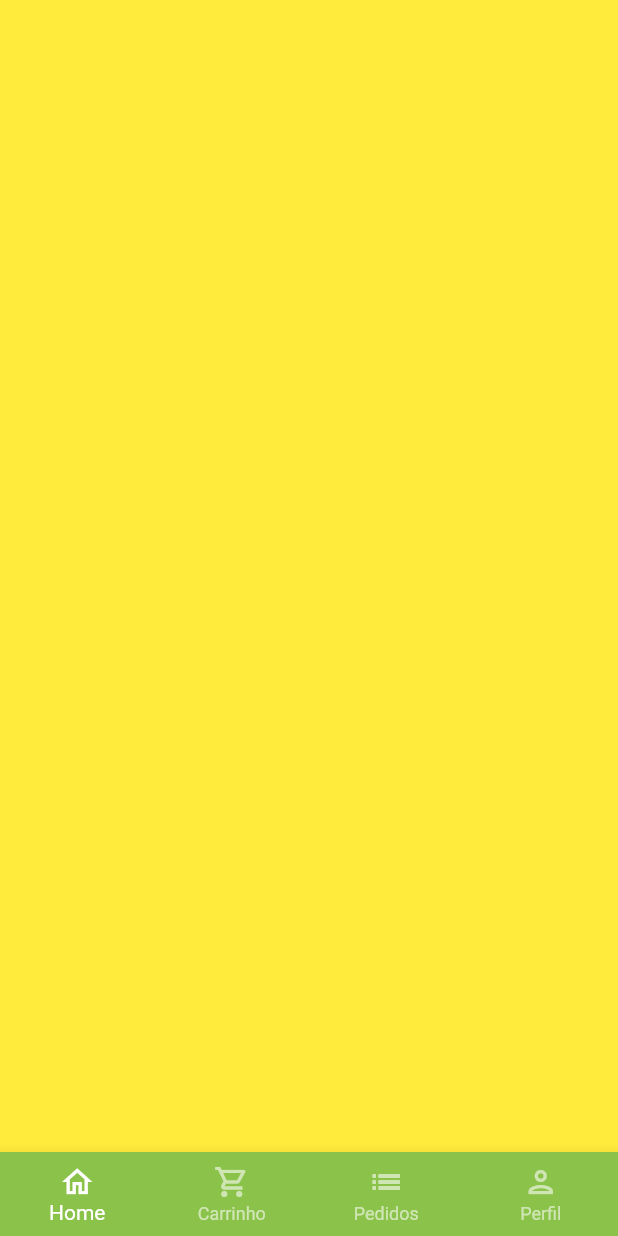
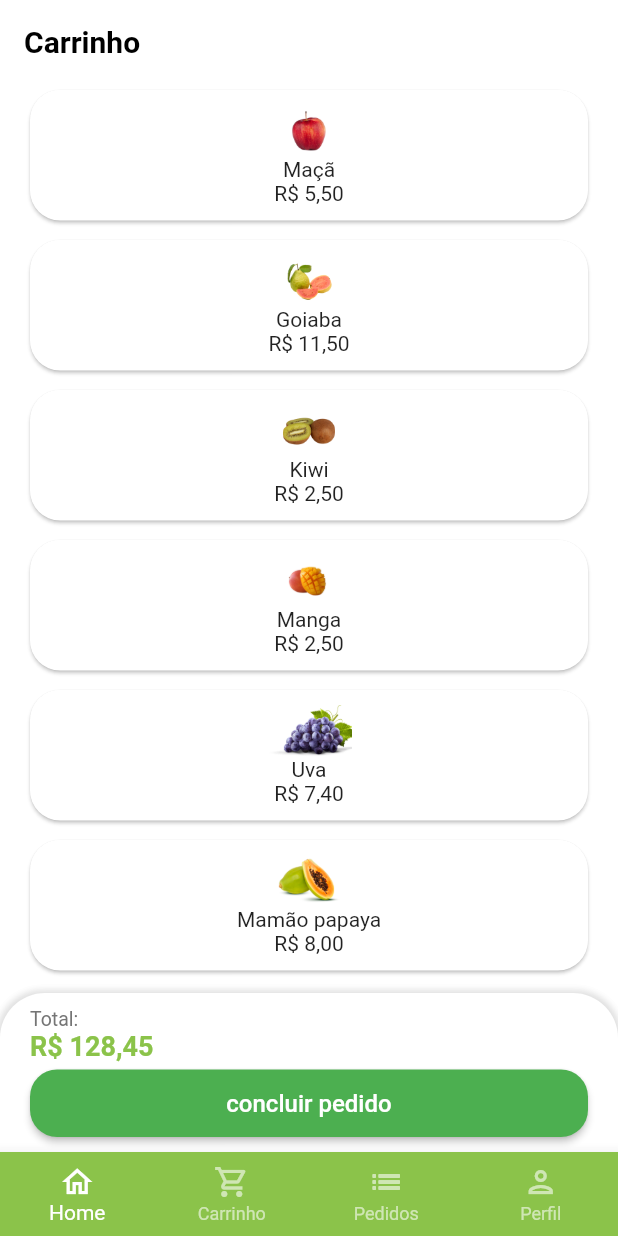
Before and after one commit to diegovilarinho/greengrocerapp, a Flutter app: the BaseScreen screen opened directly, swiped to page 2, on a phone screen of 412 x 824 dp. Run offline on Flutter 3.47's test engine with Material 2 defaults, Android fonts, the phone set to English and light mode, and no system bars; our stand-ins replace animated_text_kit, badges, mask_text_input_formatter.

Commit message:
first steps building cart view

```diff
--- a/lib/main.dart
+++ b/lib/main.dart
@@ -15,8 +15,8 @@ class MyApp extends StatelessWidget {
     return MaterialApp(
       title: 'Flutter Demo',
       theme: ThemeData(
-        primarySwatch: Colors.green,
-      ),
+          primarySwatch: Colors.green,
+          scaffoldBackgroundColor: Colors.white.withAlpha(190)),
       debugShowCheckedModeBanner: false,
       home: const SignInScreen(),
     );
--- a/lib/src/data/mock_api.dart
+++ b/lib/src/data/mock_api.dart
@@ -1,3 +1,4 @@
+import 'package:greengrocer/src/models/cart_item_model.dart';
 import 'package:greengrocer/src/models/item_model.dart';
 
 ItemModel apple = ItemModel(
@@ -73,3 +74,13 @@ List<String> categories = [
   'Cereais',
   'Laticíneos',
 ];
+
+// Cart Items List
+List<CartItemModel> cartItems = [
+  CartItemModel(item: apple, quantity: 2),
+  CartItemModel(item: guava, quantity: 1),
+  CartItemModel(item: kiwi, quantity: 6),
+  CartItemModel(item: mango, quantity: 12),
+  CartItemModel(item: grape, quantity: 21),
+  CartItemModel(item: papaya, quantity: 2),
+];
--- /dev/null
+++ b/lib/src/helpers/utils.dart
@@ -0,0 +1,8 @@
+import 'package:intl/intl.dart';
+
+class Utils {
+  String priceToCurrency(double price) {
+    NumberFormat numberFormat = NumberFormat.simpleCurrency(locale: 'pt_BR');
+    return numberFormat.format(price);
+  }
+}
--- /dev/null
+++ b/lib/src/models/cart_item_model.dart
@@ -0,0 +1,11 @@
+import 'package:greengrocer/src/models/item_model.dart';
+
+class CartItemModel {
+  ItemModel item;
+  int quantity;
+
+  CartItemModel({
+    required this.item,
+    required this.quantity,
+  });
+}
--- a/lib/src/screens/base/base_screen.dart
+++ b/lib/src/screens/base/base_screen.dart
@@ -1,5 +1,6 @@
 import 'package:flutter/material.dart';
 import 'package:greengrocer/src/config/custom_colors.dart';
+import 'package:greengrocer/src/screens/cart/cart_tab.dart';
 import 'package:greengrocer/src/screens/home/home_tab.dart';
 
 class BaseScreen extends StatefulWidget {
@@ -16,13 +17,12 @@ class _BaseScreenState extends State<BaseScreen> {
   @override
   Widget build(BuildContext context) {
     return Scaffold(
-      backgroundColor: CustomColors.customSwatchColor,
       body: PageView(
         physics: const NeverScrollableScrollPhysics(),
         controller: pageController,
         children: [
           const HomeTab(),
-          Container(color: Colors.yellow),
+          const CartTab(),
           Container(color: Colors.blue),
           Container(color: Colors.brown)
         ],
--- /dev/null
+++ b/lib/src/screens/cart/cart_tab.dart
@@ -0,0 +1,107 @@
+import 'package:flutter/material.dart';
+import 'package:greengrocer/src/config/custom_colors.dart';
+import 'package:greengrocer/src/helpers/utils.dart';
+import 'package:greengrocer/src/screens/cart/components/cart_item_tile.dart';
+import 'package:greengrocer/src/data/mock_api.dart' as mockApi;
+
+class CartTab extends StatefulWidget {
+  const CartTab({super.key});
+
+  @override
+  State<CartTab> createState() => _CartTabState();
+}
+
+class _CartTabState extends State<CartTab> {
+  Utils utils = Utils();
+
+  @override
+  Widget build(BuildContext context) {
+    return Scaffold(
+      // App Bar
+      appBar: AppBar(
+        title: const Text('Carrinho'),
+        backgroundColor: Colors.transparent,
+        elevation: 0,
+        titleTextStyle: const TextStyle(
+          color: Colors.black,
+          fontSize: 20,
+          fontWeight: FontWeight.bold,
+        ),
+      ),
+
+      body: Column(
+        children: [
+          // Products Grid
+          Expanded(
+            child: GridView.builder(
+              padding: const EdgeInsets.fromLTRB(16, 0, 16, 16),
+              physics: const BouncingScrollPhysics(),
+              gridDelegate: const SliverGridDelegateWithFixedCrossAxisCount(
+                crossAxisCount: 1,
+                mainAxisSpacing: 5,
+                childAspectRatio: 4,
+              ),
+              itemCount: mockApi.cartItems.length,
+              itemBuilder: (_, index) {
+                return CartItemTile(cartItem: mockApi.cartItems[index]);
+              },
+            ),
+          ),
+
+          // Cart Summary
+          Container(
+            padding: const EdgeInsets.symmetric(horizontal: 20, vertical: 10),
+            decoration: BoxDecoration(
+              color: Colors.white,
+              borderRadius: const BorderRadius.vertical(
+                top: Radius.circular(30),
+              ),
+              boxShadow: [
+                BoxShadow(
+                  color: Colors.grey.shade300,
+                  blurRadius: 3,
+                  spreadRadius: 2,
+                )
+              ],
+            ),
+            child: Column(
+              crossAxisAlignment: CrossAxisAlignment.stretch,
+              children: [
+                Text(
+                  'Total:',
+                  style: TextStyle(
+                    color: Colors.grey.shade600,
+                    fontSize: 13,
+                  ),
+                ),
+                Text(
+                  utils.priceToCurrency(128.45),
+                  style: TextStyle(
+                    color: CustomColors.customSwatchColor,
+                    fontSize: 18,
+                    fontWeight: FontWeight.bold,
+                  ),
+                ),
+                Container(
+                  padding: const EdgeInsets.only(top: 5),
+                  height: 50,
+                  child: ElevatedButton(
+                    onPressed: () {},
+                    style: ElevatedButton.styleFrom(
+                      shape: RoundedRectangleBorder(
+                          borderRadius: BorderRadius.circular(18)),
+                    ),
+                    child: const Text(
+                      'concluir pedido',
+                      style: TextStyle(fontSize: 16),
+                    ),
+                  ),
+                ),
+              ],
+            ),
+          ),
+        ],
+      ),
+    );
+  }
+}
--- /dev/null
+++ b/lib/src/screens/cart/components/cart_item_tile.dart
@@ -0,0 +1,39 @@
+import 'package:flutter/material.dart';
+import 'package:greengrocer/src/helpers/utils.dart';
+import 'package:greengrocer/src/models/cart_item_model.dart';
+
+class CartItemTile extends StatelessWidget {
+  final CartItemModel cartItem;
+
+  const CartItemTile({
+    Key? key,
+    required this.cartItem,
+  }) : super(key: key);
+
+  @override
+  Widget build(BuildContext context) {
+    Utils utils = Utils();
+
+    return Expanded(
+      child: Card(
+        elevation: 1,
+        color: Colors.white,
+        shape: RoundedRectangleBorder(borderRadius: BorderRadius.circular(20)),
+        child: Padding(
+          padding: const EdgeInsets.all(10),
+          child: Column(
+            children: [
+              // Product Image
+              Expanded(child: Image.asset(cartItem.item.imgUrl)),
+              // Product Name
+              Text(cartItem.item.itemName),
+              // Product Unitary Price
+              Text(utils.priceToCurrency(cartItem.item.price)),
+              // Quantity Selector
+            ],
+          ),
+        ),
+      ),
+    );
+  }
+}
--- a/lib/src/screens/home/components/item_tile.dart
+++ b/lib/src/screens/home/components/item_tile.dart
@@ -1,22 +1,27 @@
 import 'package:flutter/material.dart';
-import 'package:flutter/src/widgets/container.dart';
 import 'package:greengrocer/src/config/custom_colors.dart';
+import 'package:greengrocer/src/helpers/utils.dart';
 import 'package:greengrocer/src/models/item_model.dart';
 
 class ItemTile extends StatelessWidget {
   final ItemModel item;
 
-  const ItemTile({
+  ItemTile({
     Key? key,
     required this.item,
   }) : super(key: key);
 
+  final Utils utils = Utils();
+
   @override
   Widget build(BuildContext context) {
-    return Card(
+    return Stack(
+      children: [
+        Card(
           elevation: 2,
           shadowColor: Colors.grey.shade300,
-      shape: RoundedRectangleBorder(borderRadius: BorderRadius.circular(20)),
+          shape:
+              RoundedRectangleBorder(borderRadius: BorderRadius.circular(20)),
           child: Padding(
             padding: const EdgeInsets.all(12),
             child: Column(
@@ -40,7 +45,7 @@ class ItemTile extends StatelessWidget {
                 Row(
                   children: [
                     Text(
-                  item.price.toString(),
+                      utils.priceToCurrency(item.price),
                       style: TextStyle(
                         fontSize: 20,
                         fontWeight: FontWeight.bold,
@@ -60,6 +65,31 @@ class ItemTile extends StatelessWidget {
               ],
             ),
           ),
+        ),
+        Positioned(
+          top: 4,
+          right: 4,
+          child: GestureDetector(
+            onTap: () => print('PRODUCT ${item.itemName} ADDED TO CART!'),
+            child: Container(
+              height: 40,
+              width: 35,
+              decoration: BoxDecoration(
+                color: CustomColors.customSwatchColor,
+                borderRadius: const BorderRadius.only(
+                  topRight: Radius.circular(20),
+                  bottomLeft: Radius.circular(20),
+                ),
+              ),
+              child: const Icon(
+                Icons.shopping_cart_checkout_outlined,
+                size: 20,
+                color: Colors.white,
+              ),
+            ),
+          ),
+        )
+      ],
     );
   }
 }
--- a/pubspec.yaml
+++ b/pubspec.yaml
@@ -42,6 +42,8 @@ dependencies:
   mask_text_input_formatter: ^2.4.0
 
   badges: ^2.0.3
+
+  intl: ^0.17.0
 
 dev_dependencies:
   flutter_test:
```
Also changed, not shown: pubspec.lock. Lines whose indentation alone changed are shown as unchanged.
